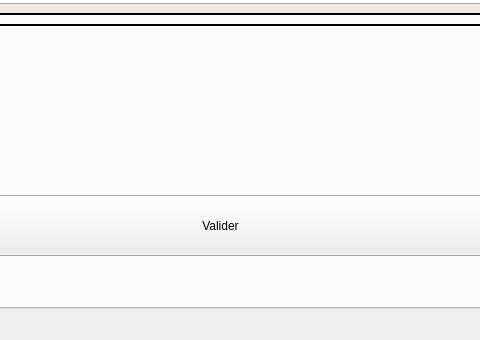
Qt form Application/Fenetres/MainWindow/mainwindow.ui (NyleGregoryCOVARIANS/Stage_CNRS) before a commit; both pictures show x 181 to 661 and y 520 to 860 of the 870 by 860 pixel window.
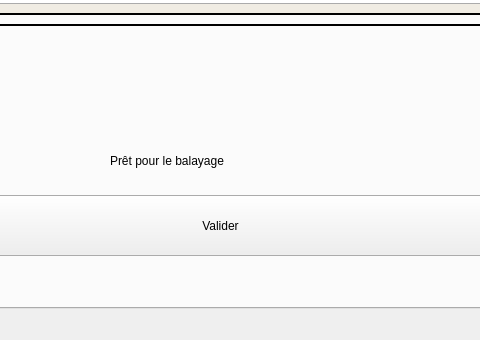
The same form after that commit. The open tabs and pages were chosen to show the change. Custom widgets are drawn as their Qt base class.

Commit message: Ajout de la bibliothèque qcustomplot pour graphique + affichage de la courbe SEY en fonction du balayage

Diff of the .ui file:
```diff
--- a/Application/Fenetres/MainWindow/mainwindow.ui
+++ b/Application/Fenetres/MainWindow/mainwindow.ui
@@ -1994,8 +1994,24 @@
          <set>Qt::AlignmentFlag::AlignCenter</set>
         </property>
        </widget>
+       <widget class="QLabel" name="labelInformationBalayage">
+        <property name="geometry">
+         <rect>
+          <x>280</x>
+          <y>620</y>
+          <width>261</width>
+          <height>51</height>
+         </rect>
+        </property>
+        <property name="styleSheet">
+         <string notr="true">font: 16pt &quot;Segoe UI&quot;;</string>
+        </property>
+        <property name="text">
+         <string>Prêt pour le balayage</string>
+        </property>
+       </widget>
       </widget>
-      <widget class="QWidget" name="tab_3">
+      <widget class="QCustomPlot" name="customPlot">
        <attribute name="title">
         <string>Courbe SEY</string>
        </attribute>
@@ -2027,6 +2043,14 @@
   </widget>
   <widget class="QStatusBar" name="statusbar"/>
  </widget>
+ <customwidgets>
+  <customwidget>
+   <class>QCustomPlot</class>
+   <extends>QWidget</extends>
+   <header location="global">qcustomplot.h</header>
+   <container>1</container>
+  </customwidget>
+ </customwidgets>
  <resources/>
  <connections/>
 </ui>
```
Left out of the diff: 2 changed lines with no effect on the pictures. The commit also changes 258 other files.
